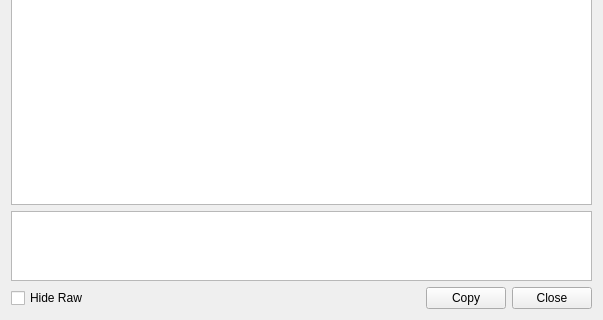
Qt form src/gui/packetview.ui (nevtum/XSeriesTestTool) before a commit; both pictures show x 0 to 603 and y 380 to 700 of the 603 by 700 pixel window.
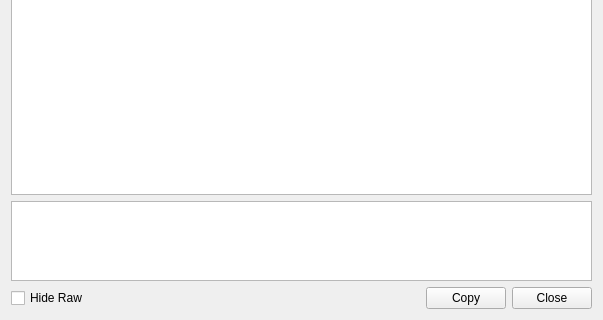
The same form after that commit.

```diff
--- a/src/gui/packetview.ui
+++ b/src/gui/packetview.ui
@@ -112,7 +112,7 @@
      <property name="maximumSize">
       <size>
        <width>16777215</width>
-       <height>70</height>
+       <height>80</height>
       </size>
      </property>
      <property name="readOnly">
```
